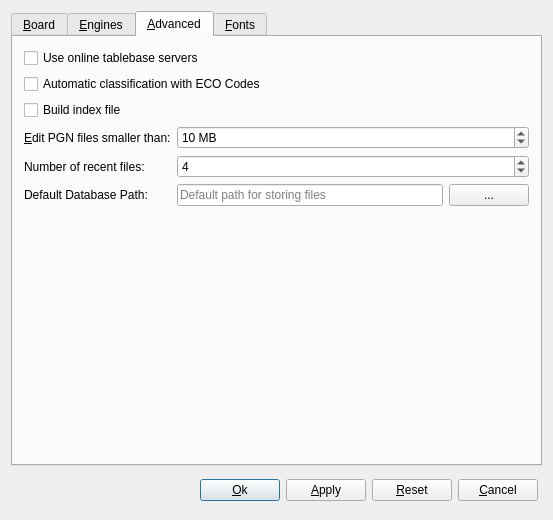
Above: src/gui/preferences.ui from madnight/chessx before the change. Below: the same form after it.
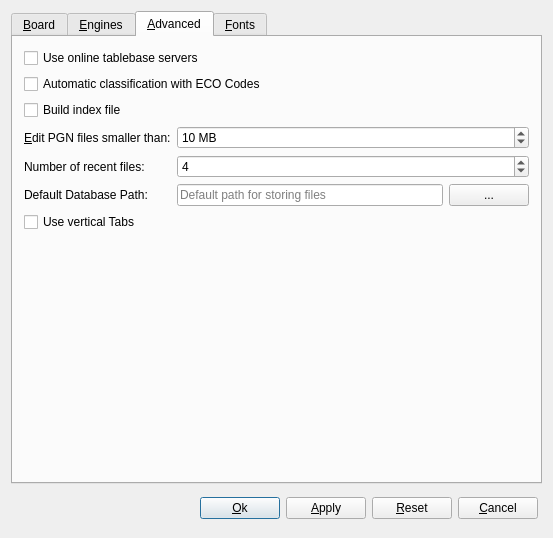
That is the form after the change. The open tabs and pages were chosen to show the change. Custom widgets are drawn as their Qt base class.

Commit message: Allow vertical tabs (suggestion James Coons)

```diff
--- a/src/gui/preferences.ui
+++ b/src/gui/preferences.ui
@@ -7,7 +7,7 @@
     <x>0</x>
     <y>0</y>
     <width>553</width>
-    <height>520</height>
+    <height>538</height>
    </rect>
   </property>
   <property name="windowTitle">
@@ -669,6 +669,13 @@
          </item>
         </layout>
        </item>
+       <item>
+        <widget class="QCheckBox" name="verticalTabs">
+         <property name="text">
+          <string>Use vertical Tabs</string>
+         </property>
+        </widget>
+       </item>
        <item>
         <spacer name="verticalSpacer1">
          <property name="orientation">
```
Left out of the diff: 2 changed lines with no effect on the pictures. The commit also changes 4 other files.
